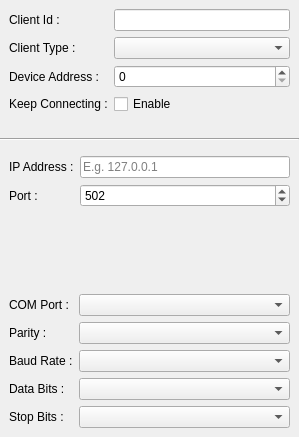
First picture: the form in src/widget/quamodbusclientwidgetedit.ui, repository juangburgos/QUaModbusClient, before the edit.
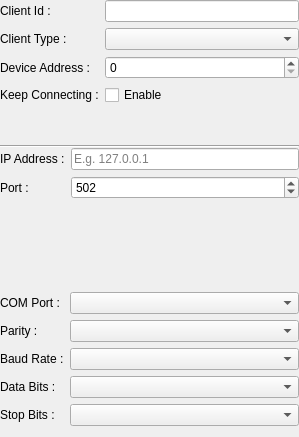
Second picture: the form after the edit. Custom widgets are drawn as their Qt base class.

What changed in the file:
```diff
--- a/src/widget/quamodbusclientwidgetedit.ui
+++ b/src/widget/quamodbusclientwidgetedit.ui
@@ -14,6 +14,9 @@
    <string>Form</string>
   </property>
   <layout class="QVBoxLayout" name="verticalLayout">
+   <property name="spacing">
+    <number>0</number>
+   </property>
    <property name="leftMargin">
     <number>0</number>
    </property>
@@ -35,6 +38,18 @@
       <enum>QFrame::Raised</enum>
      </property>
      <layout class="QFormLayout" name="formLayout">
+      <property name="leftMargin">
+       <number>0</number>
+      </property>
+      <property name="topMargin">
+       <number>0</number>
+      </property>
+      <property name="rightMargin">
+       <number>0</number>
+      </property>
+      <property name="bottomMargin">
+       <number>0</number>
+      </property>
       <item row="1" column="0">
        <widget class="QLabel" name="labelType">
         <property name="toolTip">
@@ -121,6 +136,18 @@
       <enum>QFrame::Raised</enum>
      </property>
      <layout class="QFormLayout" name="formLayout_2">
+      <property name="leftMargin">
+       <number>0</number>
+      </property>
+      <property name="topMargin">
+       <number>0</number>
+      </property>
+      <property name="rightMargin">
+       <number>0</number>
+      </property>
+      <property name="bottomMargin">
+       <number>0</number>
+      </property>
       <item row="0" column="0">
        <widget class="QLabel" name="labelTcpAddress">
         <property name="toolTip">
@@ -176,6 +203,18 @@
       <enum>QFrame::Raised</enum>
      </property>
      <layout class="QFormLayout" name="formLayout_3">
+      <property name="leftMargin">
+       <number>0</number>
+      </property>
+      <property name="topMargin">
+       <number>0</number>
+      </property>
+      <property name="rightMargin">
+       <number>0</number>
+      </property>
+      <property name="bottomMargin">
+       <number>0</number>
+      </property>
       <item row="0" column="0">
        <widget class="QLabel" name="labelComPort">
         <property name="toolTip">
```
